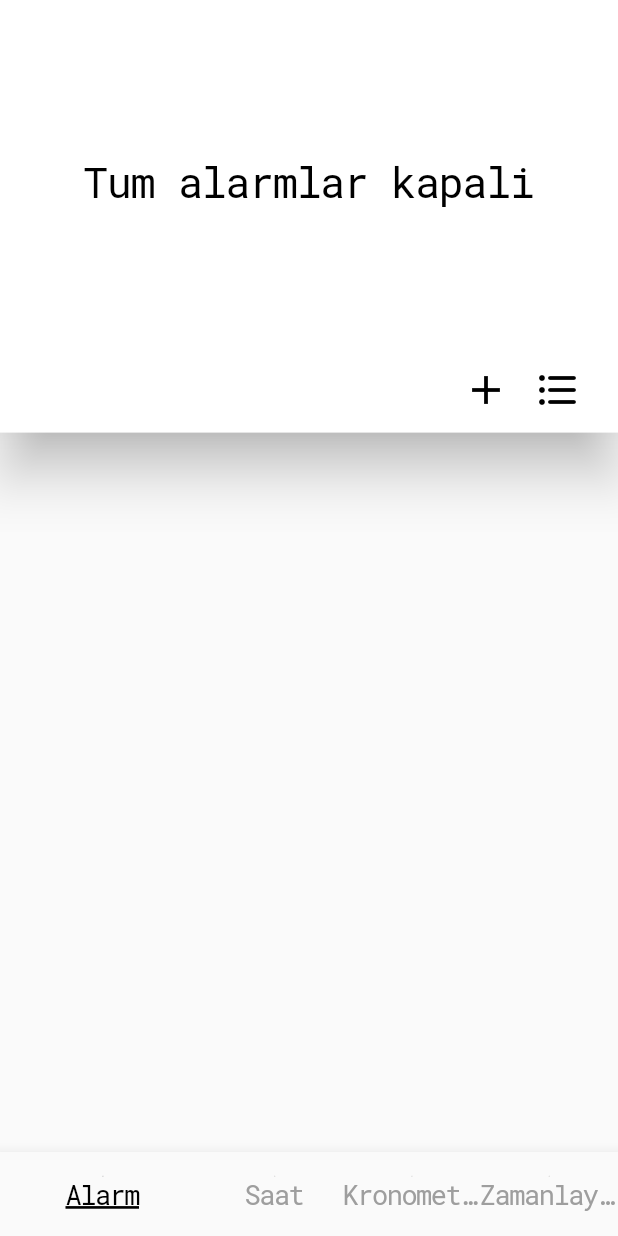
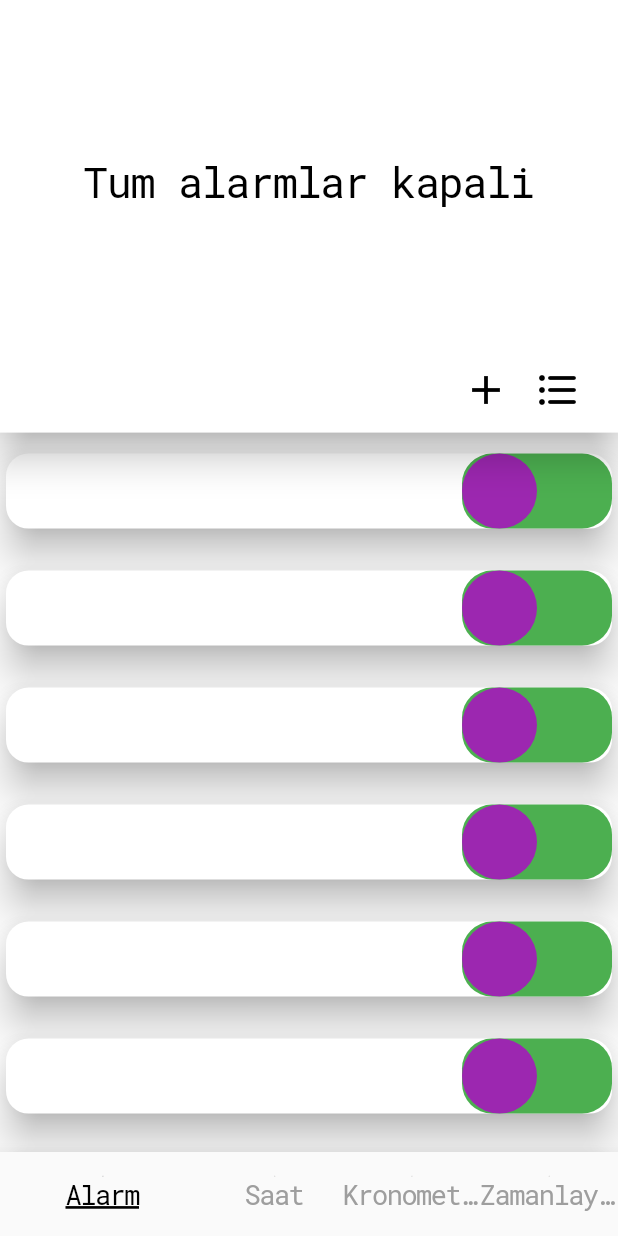
Before and after one commit to MertSaygili/Clock-Project, a Flutter app: the screen it shows after launch, on a phone screen of 412 x 824 dp. Run offline on Flutter 3.47's test engine with Material 2 defaults, Android fonts, the phone set to English and light mode, and no system bars.

Commit message:
working on stack button

```diff
--- a/lib/ui/view/alarm_page.dart
+++ b/lib/ui/view/alarm_page.dart
@@ -1,3 +1,5 @@
+import 'package:clock_project/constants/constants.dart';
+import 'package:clock_project/ui/widgets/custom_card.dart';
 import 'package:flutter/material.dart';
 
 import '../widgets/custom_appbar.dart';
@@ -21,6 +23,12 @@ class _AlarmPageViewState extends State<AlarmPageView> {
         title: textUnactiveAlarm,
         prefferedSize: MediaQuery.of(context).size.height * 0.35,
       ),
+      body: ListView.builder(itemBuilder: (context, index) {
+        return const CustomCard(
+          title: 's',
+          subtitle: 'k',
+        );
+      }),
     );
   }
 }
--- a/lib/ui/widgets/custom_appbar.dart
+++ b/lib/ui/widgets/custom_appbar.dart
@@ -26,7 +26,7 @@ class CustomAppBar extends StatefulWidget with PreferredSizeWidget {
 class _CustomAppBarState extends State<CustomAppBar> {
   final AllColors _colors = AllColors();
   final IconItems _icons = IconItems();
-  final double elevation = 15;
+  final double elevation = 10;
 
   @override
   Widget build(BuildContext context) {
@@ -66,8 +66,8 @@ class _CustomAppBarState extends State<CustomAppBar> {
       crossAxisAlignment: CrossAxisAlignment.end,
       mainAxisAlignment: MainAxisAlignment.end,
       children: [
-        CustomIconButton(icon: _icons.addIcon),
-        CustomIconButton(icon: _icons.settingsIcon)
+        CustomIconButton(icon: _icons.addIcon, fun: null),
+        CustomIconButton(icon: _icons.settingsIcon, fun: null)
       ],
     );
   }
--- a/lib/ui/widgets/custom_card.dart
+++ b/lib/ui/widgets/custom_card.dart
@@ -1,52 +1,34 @@
+import 'package:clock_project/constants/constants.dart';
+import 'package:clock_project/ui/widgets/stack_button.dart';
 import 'package:flutter/material.dart';
 
 class CustomCard extends StatefulWidget {
-  const CustomCard(
-      {Key? key,
-      required this.title,
-      required this.trailing,
-      required this.subtitle})
+  const CustomCard({Key? key, required this.title, required this.subtitle})
       : super(key: key);
 
   final String title;
   final String subtitle;
-  final String trailing;
 
   @override
   State<CustomCard> createState() => _CustomCardState();
 }
 
 class _CustomCardState extends State<CustomCard> {
-  final double elevationAndRadius = 20;
+  final double _elevation = 10;
+  final double _radius = 15;
 
   @override
   Widget build(BuildContext context) {
-    return Card(
-      elevation: elevationAndRadius,
-      shape: RoundedRectangleBorder(
-        borderRadius: BorderRadius.circular(elevationAndRadius),
-      ),
-      child: ListTile(
-        dense: false,
-        minVerticalPadding: 15,
-        title: Row(
-          mainAxisAlignment: MainAxisAlignment.spaceBetween,
-          children: [
-            Text(
-              widget.title,
-              style: Theme.of(context).textTheme.headline3,
-            ),
-            Text(
-              widget.trailing,
-              style: Theme.of(context).textTheme.headline2,
-            ),
-          ],
-        ),
-        subtitle: Text(
-          widget.subtitle,
-          style: Theme.of(context).textTheme.subtitle2,
-        ),
-        onTap: () {},
+    final roundedRectangleBorder = RoundedRectangleBorder(
+      borderRadius: BorderRadius.circular(_radius),
+    );
+
+    return Padding(
+      padding: PaddignItems().paddingCard,
+      child: Card(
+        elevation: _elevation,
+        shape: roundedRectangleBorder,
+        child: const StackButton(),
       ),
     );
   }
--- a/lib/ui/widgets/custom_icon_button.dart
+++ b/lib/ui/widgets/custom_icon_button.dart
@@ -2,8 +2,10 @@ import 'package:clock_project/constants/constants.dart';
 import 'package:flutter/material.dart';
 
 class CustomIconButton extends StatefulWidget {
-  const CustomIconButton({Key? key, required this.icon}) : super(key: key);
+  const CustomIconButton({Key? key, required this.icon, required this.fun})
+      : super(key: key);
 
+  final Function? fun;
   final Icon icon;
 
   @override
--- /dev/null
+++ b/lib/ui/widgets/stack_button.dart
@@ -0,0 +1,49 @@
+import 'package:flutter/material.dart';
+
+class StackButton extends StatefulWidget {
+  const StackButton({Key? key}) : super(key: key);
+
+  @override
+  State<StackButton> createState() => _StackButtonState();
+}
+
+class _StackButtonState extends State<StackButton> {
+  Alignment _align = Alignment.centerLeft;
+
+  @override
+  Widget build(BuildContext context) {
+    return Align(
+      alignment: Alignment.centerRight,
+      child: Container(
+        width: 100,
+        height: 50,
+        decoration: BoxDecoration(
+          color: Colors.green,
+          borderRadius: BorderRadius.circular(20),
+        ),
+        child: Stack(
+          children: [
+            Align(
+              alignment: _align,
+              child: GestureDetector(
+                onTap: () {
+                  setState(() {
+                    _align = Alignment.centerRight;
+                  });
+                },
+                child: Container(
+                  height: 50,
+                  width: 50,
+                  decoration: BoxDecoration(
+                    color: Colors.purple,
+                    borderRadius: BorderRadius.circular(30),
+                  ),
+                ),
+              ),
+            )
+          ],
+        ),
+      ),
+    );
+  }
+}
```
Also changed, not shown: lib/constants/constants.dart (+0 -11 lines).
